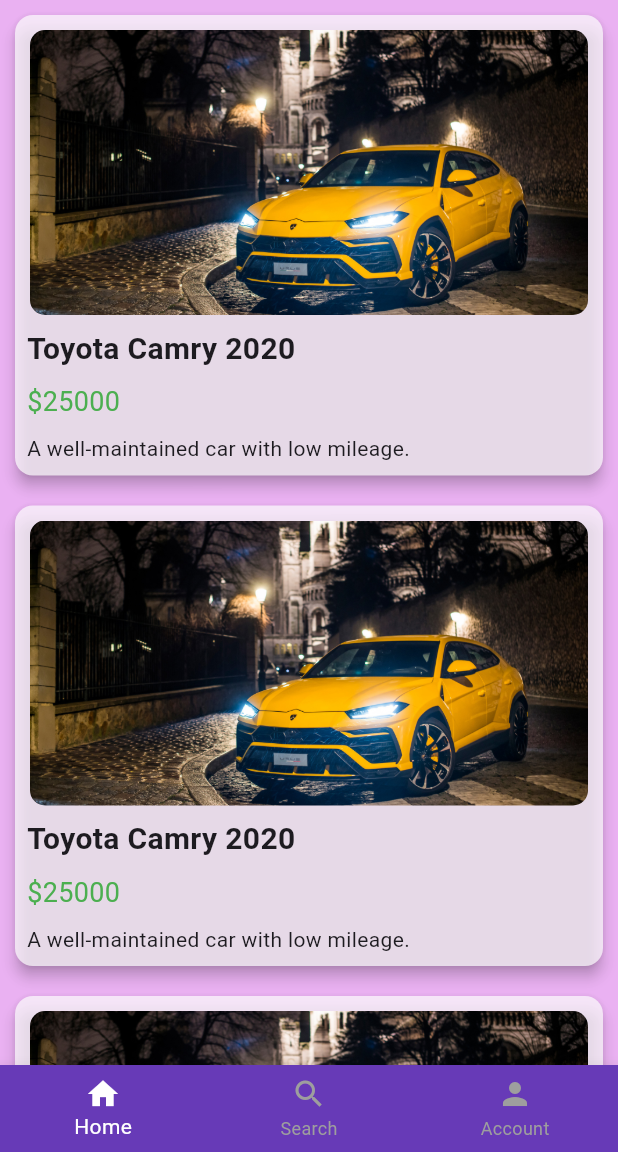
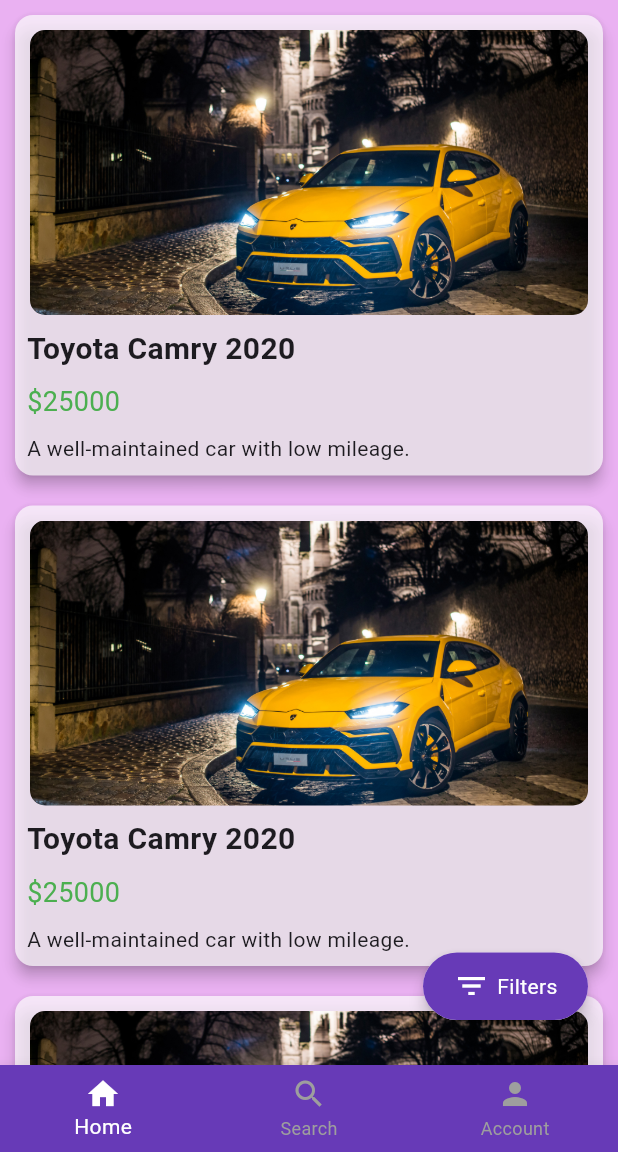
Before and after one commit to temich719/t-cars, a Flutter app: the screen it shows after launch, on a phone screen of 412 x 824 dp, the part 84-1236 px from its top. Run offline on Flutter 3.47's test engine with Material 3 defaults, Android fonts, the phone set to English and light mode, and no system bars.

Commit message:
added filter button todo decompose

```diff
--- /dev/null
+++ b/lib/filter_button.dart
@@ -0,0 +1,182 @@
+import 'package:flutter/material.dart';
+
+import 'advertisement.dart';
+
+const String defaultBtnText = 'Filters';
+
+const String carMockUrl = 'lib/img/testImg.jpg';
+
+List<AdvertisementWidget> ads = [
+  AdvertisementWidget(
+    name: 'Toyota Camry 2020',
+    price: 25000,
+    description: 'A well-maintained car with low mileage.',
+    carsImages: [
+      Image.asset(carMockUrl, fit: BoxFit.cover),
+      Image.asset(carMockUrl, fit: BoxFit.cover),
+    ],
+  ),
+  AdvertisementWidget(
+    name: 'Toyota Camry 2020',
+    price: 25000,
+    description: 'A well-maintained car with low mileage.',
+    carsImages: [
+      Image.asset(carMockUrl, fit: BoxFit.cover),
+      Image.asset(carMockUrl, fit: BoxFit.cover),
+    ],
+  ),
+  AdvertisementWidget(
+    name: 'Toyota Camry 2020',
+    price: 25000,
+    description: 'A well-maintained car with low mileage.',
+    carsImages: [
+      Image.asset(carMockUrl, fit: BoxFit.cover),
+      Image.asset(carMockUrl, fit: BoxFit.cover),
+    ],
+  ),
+  AdvertisementWidget(
+    name: 'Toyota Camry 2020',
+    price: 25000,
+    description: 'A well-maintained car with low mileage.',
+    carsImages: [
+      Image.asset(carMockUrl, fit: BoxFit.cover),
+      Image.asset(carMockUrl, fit: BoxFit.cover),
+    ],
+  ),
+  AdvertisementWidget(
+    name: 'Toyota Camry 2020',
+    price: 25000,
+    description: 'A well-maintained car with low mileage.',
+    carsImages: [
+      Image.asset(carMockUrl, fit: BoxFit.cover),
+      Image.asset(carMockUrl, fit: BoxFit.cover),
+    ],
+  ),
+  AdvertisementWidget(
+    name: 'Toyota Camry 2020',
+    price: 25000,
+    description: 'A well-maintained car with low mileage.',
+    carsImages: [
+      Image.asset(carMockUrl, fit: BoxFit.cover),
+      Image.asset(carMockUrl, fit: BoxFit.cover),
+    ],
+  ),
+  AdvertisementWidget(
+    name: 'Toyota Camry 2020',
+    price: 25000,
+    description: 'A well-maintained car with low mileage.',
+    carsImages: [
+      Image.asset(carMockUrl, fit: BoxFit.cover),
+      Image.asset(carMockUrl, fit: BoxFit.cover),
+    ],
+  ),
+  AdvertisementWidget(
+    name: 'Toyota Camry 2020',
+    price: 25000,
+    description: 'A well-maintained car with low mileage.',
+    carsImages: [
+      Image.asset(carMockUrl, fit: BoxFit.cover),
+      Image.asset(carMockUrl, fit: BoxFit.cover),
+    ],
+  ),
+  AdvertisementWidget(
+    name: 'Toyota Camry 2020',
+    price: 25000,
+    description: 'A well-maintained car with low mileage.',
+    carsImages: [
+      Image.asset(carMockUrl, fit: BoxFit.cover),
+      Image.asset(carMockUrl, fit: BoxFit.cover),
+    ],
+  ),
+];
+
+class FilterButton extends StatefulWidget {
+  const FilterButton({super.key});
+
+  @override
+  State<FilterButton> createState() => _FilterButtonState();
+}
+
+class _FilterButtonState extends State<FilterButton> {
+  late ScrollController _scrollController;
+  String _buttonText = defaultBtnText;
+  double _btnSize = 110.0;
+
+  @override
+  void initState() {
+    super.initState();
+    _scrollController = ScrollController()..addListener(() {
+      if (_scrollController.offset > 100) {
+        setState(() {
+          _buttonText = '';
+          _btnSize = 90.0;
+        });
+      } else if (_scrollController.offset <= 100) {
+        setState(() {
+          _buttonText = defaultBtnText;
+          _btnSize = 110.0;
+        });
+      }
+    });
+  }
+
+  @override
+  void dispose() {
+    _scrollController.dispose();
+    super.dispose();
+  }
+
+  @override
+  Widget build(BuildContext context) {
+    //todo need to decompose
+    return Stack(
+      children: [
+        ListView.builder(
+          controller: _scrollController,
+          itemCount: ads.length,
+          itemBuilder: (context, index) {
+            return ads[index];
+          },
+        ),
+        Positioned(
+          bottom: 30.0,
+          right: 20.0,
+          child: GestureDetector(
+              onTap: () {
+                print("filters pressed");
+              },
+              child: Material(
+                elevation: 4.0,
+                borderRadius: BorderRadius.circular(25.0),
+                child: AnimatedContainer(
+                  width: _btnSize,
+                  height: 45.0,
+                  decoration: BoxDecoration(
+                    color: Colors.deepPurple,
+                    borderRadius: BorderRadius.circular(25.0),
+                  ),
+                  duration: Duration(milliseconds: 400),
+                  child: Center(
+                    child: Row(
+                      mainAxisAlignment: MainAxisAlignment.center,
+                      children: [
+                        Icon(Icons.filter_list, color: Colors.white,),
+                        SizedBox(width: 5.0),
+                        Text(
+                          _buttonText,
+                          style: TextStyle(
+                            color: Colors.white,
+                          ),
+                        )
+                      ],
+                    ),
+                  ),
+                ),
+              ),
+          ),
+        )
+      ],
+    );
+  }
+
+}
```
Also changed, not shown: lib/main.dart (+2 -89 lines).
